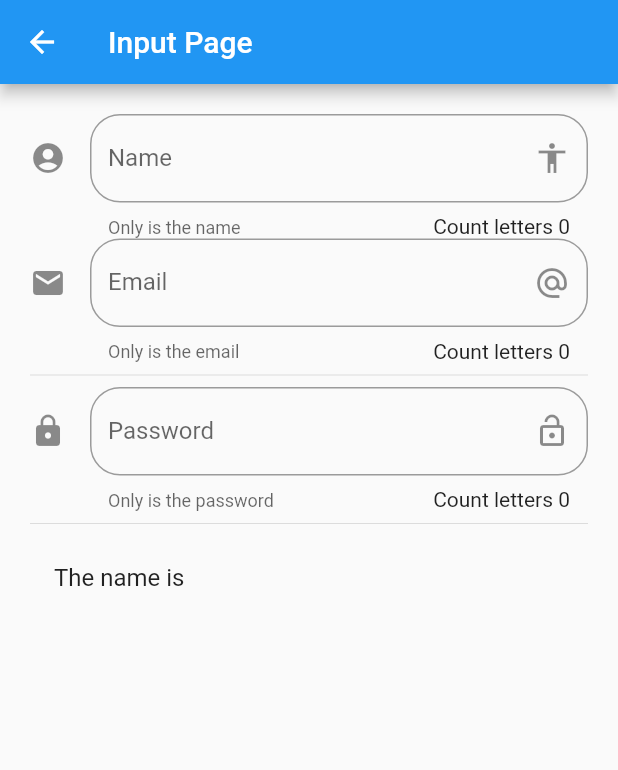
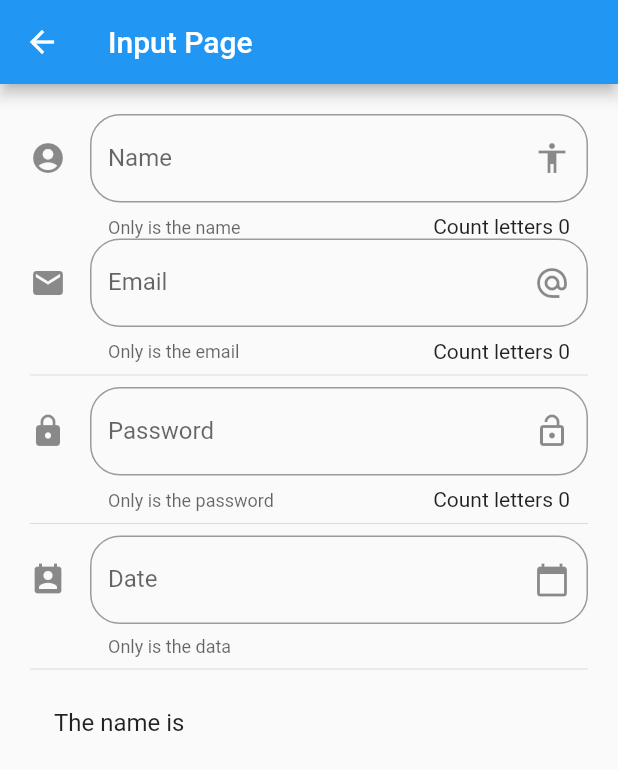
Before and after one commit to oscar02r/flutter_components, a Flutter app: the InputPage screen opened by its route, on a phone screen of 412 x 824 dp. Shown: the top 770 px of the screen. Run offline on Flutter 3.47's test engine with Material 2 defaults, Android fonts, the phone set to English and light mode, and no system bars.

Commit message:
Added date to input ready

```diff
--- a/lib/src/pages/input_page.dart
+++ b/lib/src/pages/input_page.dart
@@ -9,6 +9,8 @@ class _InputPageState extends State<InputPage> {
 
   String _name ='';
   String _email ='';
+  String _date ='';
+  TextEditingController _controllerDate = new TextEditingController();
 
   @override
   Widget build(BuildContext context) {
@@ -23,6 +25,8 @@ class _InputPageState extends State<InputPage> {
           _createEmail(),
           Divider(),
           _createPassword(),
+          Divider(),
+          _createDate(context),
           Divider(),
           _createPerson()
         ],
@@ -90,9 +94,49 @@ Widget  _createEmail() {
     );
   }
 
+    Widget _createDate(BuildContext context) {
+
+         return TextField(
+           controller: _controllerDate,
+           enableInteractiveSelection: false,
+      decoration: InputDecoration(
+        border: OutlineInputBorder(
+          borderRadius: BorderRadius.circular(20.0)
+        ),
+        hintText: 'Birthday',
+        labelText: 'Date',
+        helperText: 'Only is the data',
+        suffixIcon: Icon(Icons.calendar_today),
+        icon: Icon(Icons.perm_contact_calendar)
+      ),
+      onTap: (){
+           FocusScope.of(context).requestFocus(new FocusNode());
+           _selectDate(context);
+      },
+
+    );
+    }
+
+   _selectDate(BuildContext  context) async {
+        DateTime picked = await showDatePicker(
+          context: context,
+          initialDate : DateTime.now(),
+          firstDate   : DateTime(2018),
+          lastDate    : DateTime(2025)
+      );
+      if (picked!=null){
+            _date = picked.toString().substring(0,10);
+            _controllerDate.text = _date;
+      }
+  }
+
+
    Widget _createPerson(){
         return ListTile(
            title: Text('The name is $_name'),
         );
   }
+
+
+
 }
```
